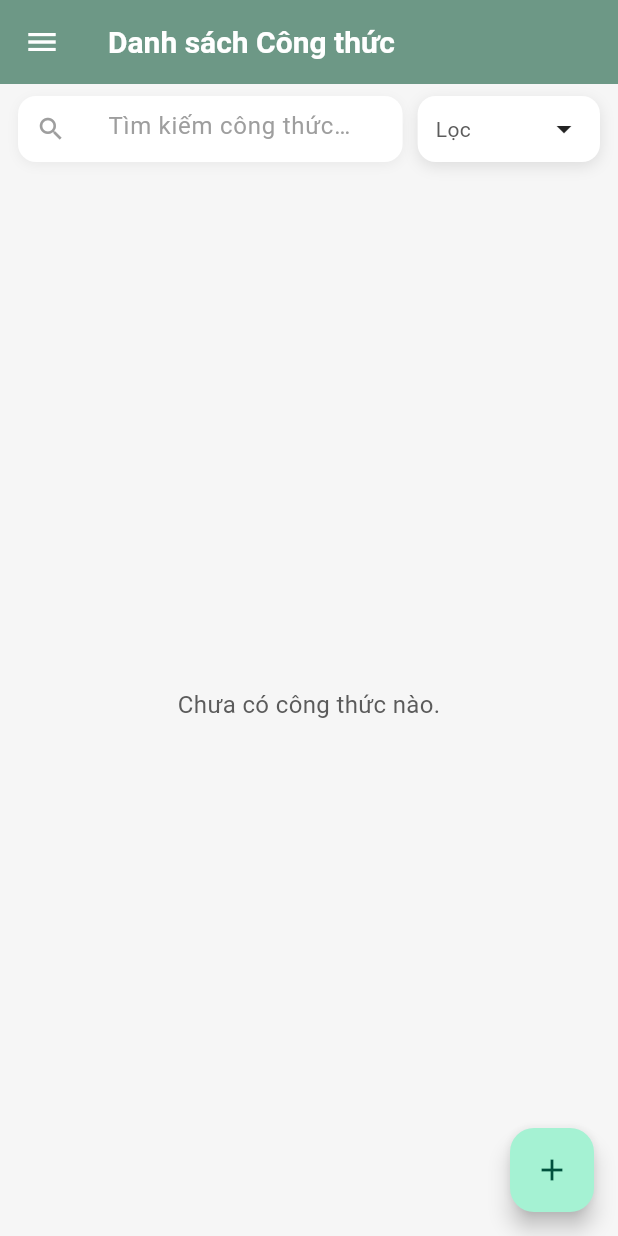
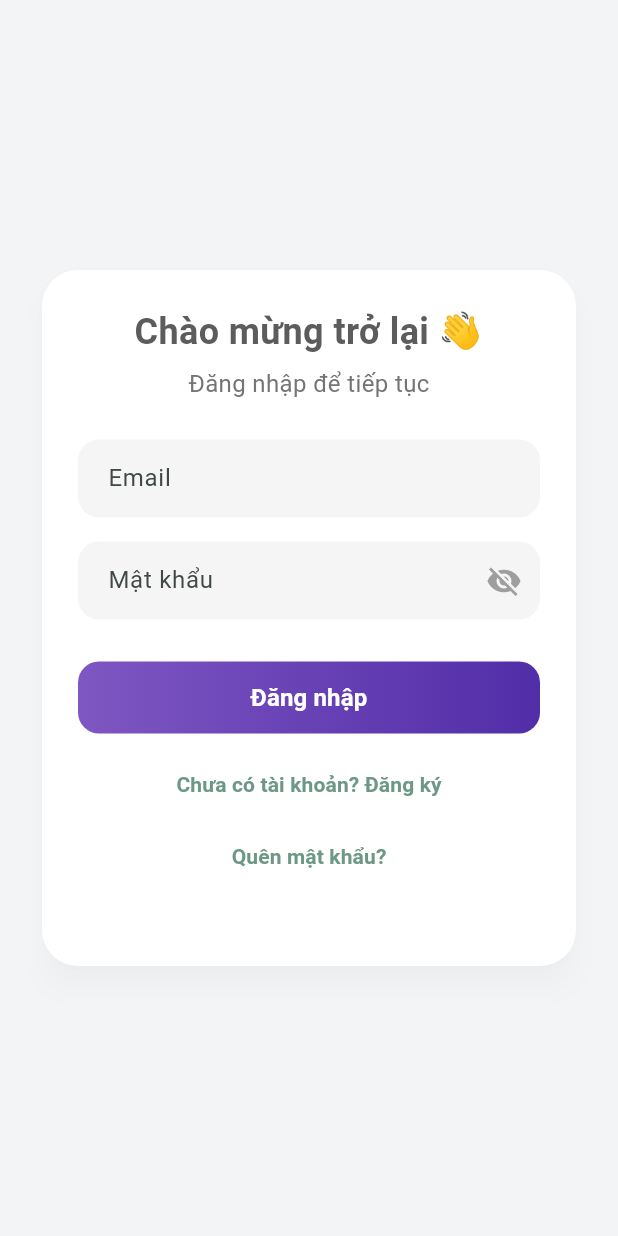
Before and after one commit to aleniox/cookbook, a Flutter app: the screen it shows after launch, on a phone screen of 412 x 824 dp. Run offline on Flutter 3.47's test engine with Material 3 defaults, Android fonts, the phone set to English and light mode, and no system bars; our stand-ins replace hive, hive_flutter, image_picker, shared_preferences, sqflite; accounts and stored records are empty.

Commit message:
**feat(main): switch to login screen and main app layout with Hive initialization**
This commit introduces a new login flow by replacing the initial home screen with `LoginScreen`, and initializes Hive with proper adapter registration and box setup. The app now starts with authentication, followed by navigation to the main app layout. Hive is configured to persist recipe data, ensuring data persistence across app launches.

```diff
--- a/lib/main.dart
+++ b/lib/main.dart
@@ -1,21 +1,23 @@
 import 'package:flutter/material.dart';
 import 'package:hive_flutter/hive_flutter.dart';
 
-import 'screens/recipe_list_screen.dart';
-import 'screens/shopping_list_screen.dart';
-import 'screens/preset_recipe_screen.dart'; // <-- Màn hình thư viện sẵn
+import 'screens/login_screen.dart';
+import 'screens/main_app_layout.dart';
 import 'models/recipe.dart';
+// import 'models/ingredient_item.dart';
 import 'theme/app_theme.dart';
 
-void main() async {
+Future<void> main() async {
   WidgetsFlutterBinding.ensureInitialized();
 
+  // Khởi tạo Hive
   await Hive.initFlutter();
-  await Hive.deleteBoxFromDisk('recipes');
 
+  // Đăng ký adapter
   Hive.registerAdapter(IngredientItemAdapter());
   Hive.registerAdapter(RecipeAdapter());
 
+  // Mở box lưu trữ công thức
   await Hive.openBox<Recipe>('recipes');
 
   runApp(const RecipeApp());
@@ -29,117 +31,9 @@ class RecipeApp extends StatelessWidget {
     return MaterialApp(
       title: 'Sách Nấu Ăn Flutter',
       theme: AppTheme.lightTheme,
-      home: const MainAppLayout(),
       debugShowCheckedModeBanner: false,
+      // Mở màn login trước, sau khi login sẽ push MainAppLayout
+      home: const LoginScreen(),
     );
   }
 }
-
-class MainAppLayout extends StatefulWidget {
-  const MainAppLayout({super.key});
-
-  @override
-  State<MainAppLayout> createState() => _MainAppLayoutState();
-}
-class _MainAppLayoutState extends State<MainAppLayout> {
-  int _selectedIndex = 0; // 0 = RecipeList, 1 = ShoppingList, 2 = PresetLibrary
-
-  final List<Recipe> _plannedRecipes = [];
-  final List<Recipe> _myRecipes = []; // danh sách công thức của bạn
-
-  late final List<Widget> _screens;
-
-  @override
-  void initState() {
-    super.initState();
-
-    _screens = [
-      RecipeListScreen(
-        initialRecipes: _myRecipes,
-        onPlanAdded: _addRecipeToPlan,
-      ),
-      ShoppingListScreen(recipes: _plannedRecipes),
-      PresetRecipeScreen(
-        onAddToRecipeList: _addRecipeFromPreset, // <- callback mới
-      ),
-    ];
-  }
-
-  // 🔹 Thêm món ăn từ Thư viện vào danh sách công thức
-  void _addRecipeFromPreset(Recipe recipe) {
-    if (!_myRecipes.contains(recipe)) {
-      setState(() {
-        _myRecipes.add(recipe);
-        _selectedIndex = 0; // tự động chuyển sang tab danh sách công thức
-      });
-    } else {
-      // Nếu đã có, vẫn chuyển tab
-      setState(() => _selectedIndex = 0);
-    }
-  }
-
-  void _addRecipeToPlan(Recipe recipe) {
-    if (!_plannedRecipes.contains(recipe)) {
-      setState(() => _plannedRecipes.add(recipe));
-    }
-  }
-
-  void _onItemTapped(int index) {
-    setState(() => _selectedIndex = index);
-    Navigator.of(context).maybePop(); // đóng drawer nếu đang mở
-  }
-
-  @override
-  Widget build(BuildContext context) {
-    final color = Theme.of(context).colorScheme.primary;
-
-    return Scaffold(
-      appBar: AppBar(
-        title: Text(
-          _selectedIndex == 0
-              ? 'Danh sách Công thức'
-              : _selectedIndex == 1
-                  ? 'Kế hoạch Mua sắm'
-                  : 'Thư viện Công thức',
-        ),
-      ),
-      drawer: Drawer(
-        child: ListView(
-          padding: EdgeInsets.zero,
-          children: [
-            DrawerHeader(
-              decoration: BoxDecoration(color: color),
-              child: const Text(
-                'Menu Nấu Ăn',
-                style: TextStyle(
-                  color: Colors.white,
-                  fontSize: 24,
-                  fontWeight: FontWeight.bold,
-                ),
-              ),
-            ),
-            ListTile(
-              leading: Icon(Icons.home, color: color),
-              title: const Text('Danh sách Công thức'),
-              selected: _selectedIndex == 0,
-              onTap: () => _onItemTapped(0),
-            ),
-            ListTile(
-              leading: Icon(Icons.shopping_cart, color: color),
-              title: const Text('Kế hoạch Mua sắm'),
-              selected: _selectedIndex == 1,
-              onTap: () => _onItemTapped(1),
-            ),
-            ListTile(
-              leading: Icon(Icons.book, color: color),
-              title: const Text('Thư viện Công thức'),
-              selected: _selectedIndex == 2,
-              onTap: () => _onItemTapped(2),
-            ),
-          ],
-        ),
-      ),
-      body: _screens[_selectedIndex],
-    );
-  }
-}
--- /dev/null
+++ b/lib/screens/login_screen.dart
@@ -0,0 +1,257 @@
+import 'package:flutter/material.dart';
+import 'package:shared_preferences/shared_preferences.dart';
+import 'main_app_layout.dart';
+
+class LoginScreen extends StatefulWidget {
+  const LoginScreen({super.key});
+
+  @override
+  State<LoginScreen> createState() => _LoginScreenState();
+}
+
+class _LoginScreenState extends State<LoginScreen> {
+  bool _isLogin = true;
+  bool _obscurePassword = true;
+
+  final _formKey = GlobalKey<FormState>();
+  final _emailController = TextEditingController();
+  final _passwordController = TextEditingController();
+
+  final Map<String, String> _users = {};
+
+  @override
+  void initState() {
+    super.initState();
+    _autoLogin();
+  }
+
+  // Tự đăng nhập nếu có dữ liệu đã lưu
+  Future<void> _autoLogin() async {
+    SharedPreferences prefs = await SharedPreferences.getInstance();
+    final savedEmail = prefs.getString("email");
+    final savedPassword = prefs.getString("password");
+
+    if (savedEmail != null && savedPassword != null) {
+      Navigator.pushReplacement(
+        context,
+        MaterialPageRoute(builder: (_) => const MainAppLayout()),
+      );
+    }
+  }
+
+  // Lưu tài khoản
+  Future<void> _saveAccount(String email, String password) async {
+    SharedPreferences prefs = await SharedPreferences.getInstance();
+    await prefs.setString("email", email);
+    await prefs.setString("password", password);
+  }
+
+  void _toggleForm() {
+    setState(() {
+      _isLogin = !_isLogin;
+      _formKey.currentState?.reset();
+      _emailController.clear();
+      _passwordController.clear();
+    });
+  }
+
+  void _submit() async {
+    if (!_formKey.currentState!.validate()) return;
+
+    final email = _emailController.text.trim();
+    final password = _passwordController.text.trim();
+
+    if (_isLogin) {
+      if (_users.containsKey(email) && _users[email] == password) {
+        // Lưu tài khoản sau khi đăng nhập thành công
+        await _saveAccount(email, password);
+
+        ScaffoldMessenger.of(
+          context,
+        ).showSnackBar(const SnackBar(content: Text("Đăng nhập thành công")));
+
+        Navigator.pushReplacement(
+          context,
+          MaterialPageRoute(builder: (_) => const MainAppLayout()),
+        );
+      } else {
+        ScaffoldMessenger.of(context).showSnackBar(
+          const SnackBar(content: Text("Sai email hoặc mật khẩu")),
+        );
+      }
+    } else {
+      if (_users.containsKey(email)) {
+        ScaffoldMessenger.of(
+          context,
+        ).showSnackBar(const SnackBar(content: Text("Email đã tồn tại")));
+      } else {
+        _users[email] = password;
+        ScaffoldMessenger.of(
+          context,
+        ).showSnackBar(const SnackBar(content: Text("Đăng ký thành công")));
+        _toggleForm();
+      }
+    }
+  }
+
+  void _forgotPassword() {
+    final email = _emailController.text.trim();
+    if (_users.containsKey(email)) {
+      _users[email] = "123456";
+      ScaffoldMessenger.of(context).showSnackBar(
+        const SnackBar(content: Text("Mật khẩu tạm thời: 123456")),
+      );
+    } else {
+      ScaffoldMessenger.of(
+        context,
+      ).showSnackBar(const SnackBar(content: Text("Email chưa đăng ký")));
+    }
+  }
+
+  // ------------------- UI -------------------
+  @override
+  Widget build(BuildContext context) {
+    return Scaffold(
+      backgroundColor: const Color(0xfff3f4f6),
+      body: Center(
+        child: Container(
+          width: 380,
+          height: 480,
+          child: Card(
+            elevation: 8,
+            shadowColor: Colors.black12,
+            shape: RoundedRectangleBorder(
+              borderRadius: BorderRadius.circular(24),
+            ),
+            child: Padding(
+              padding: const EdgeInsets.all(24),
+              child: SingleChildScrollView(child: _buildForm()),
+            ),
+          ),
+        ),
+      ),
+    );
+  }
+
+  Widget _buildForm() {
+    return Form(
+      key: _formKey,
+      child: Column(
+        children: [
+          Text(
+            _isLogin ? "Chào mừng trở lại 👋" : "Tạo tài khoản mới",
+            style: const TextStyle(fontSize: 24, fontWeight: FontWeight.bold),
+          ),
+
+          const SizedBox(height: 6),
+
+          Text(
+            _isLogin ? "Đăng nhập để tiếp tục" : "Chỉ mất vài bước đơn giản",
+            style: TextStyle(color: Colors.grey[600]),
+          ),
+
+          const SizedBox(height: 26),
+
+          // Email
+          TextFormField(
+            controller: _emailController,
+            textInputAction:
+                TextInputAction.next, // ⬅ nhấn Enter sẽ chuyển focus
+            onFieldSubmitted: (_) {
+              FocusScope.of(context).nextFocus(); // ⬅ chuyển xuống mật khẩu
+            },
+            decoration: _inputStyle("Email"),
+            validator: (v) =>
+                v == null || !v.contains("@") ? "Email không hợp lệ" : null,
+          ),
+
+          const SizedBox(height: 16),
+
+          // Password + Eye Button
+          TextFormField(
+            controller: _passwordController,
+            obscureText: _obscurePassword,
+            textInputAction: TextInputAction.done, // ⬅ Enter = hoàn tất
+            onFieldSubmitted: (_) => _submit(), // ⬅ Enter để đăng nhập
+            decoration: _inputStyle("Mật khẩu").copyWith(
+              suffixIcon: IconButton(
+                icon: Icon(
+                  _obscurePassword ? Icons.visibility_off : Icons.visibility,
+                  color: Colors.grey,
+                ),
+                onPressed: () {
+                  setState(() => _obscurePassword = !_obscurePassword);
+                },
+              ),
+            ),
+            validator: (v) =>
+                v == null || v.length < 6 ? "Mật khẩu tối thiểu 6 ký tự" : null,
+          ),
+
+          const SizedBox(height: 28),
+
+          // BUTTON
+          SizedBox(
+            width: double.infinity,
+            height: 48,
+            child: DecoratedBox(
+              decoration: BoxDecoration(
+                gradient: LinearGradient(
+                  colors: [
+                    Colors.deepPurple.shade400,
+                    Colors.deepPurple.shade700,
+                  ],
+                ),
+                borderRadius: BorderRadius.circular(14),
+              ),
+              child: ElevatedButton(
+                onPressed: _submit,
+                style: ElevatedButton.styleFrom(
+                  shadowColor: Colors.transparent,
+                  backgroundColor: Colors.transparent,
+                  shape: RoundedRectangleBorder(
+                    borderRadius: BorderRadius.circular(14),
+                  ),
+                ),
+                child: Text(
+                  _isLogin ? "Đăng nhập" : "Đăng ký",
+                  style: const TextStyle(fontSize: 16),
+                ),
+              ),
+            ),
+          ),
+
+          const SizedBox(height: 10),
+
+          TextButton(
+            onPressed: _toggleForm,
+            child: Text(
+              _isLogin
+                  ? "Chưa có tài khoản? Đăng ký"
+                  : "Đã có tài khoản? Đăng nhập",
+            ),
+          ),
+
+          if (_isLogin)
+            TextButton(
+              onPressed: _forgotPassword,
+              child: const Text("Quên mật khẩu?"),
+            ),
+        ],
+      ),
+    );
+  }
+
+  InputDecoration _inputStyle(String label) {
+    return InputDecoration(
+      labelText: label,
+      filled: true,
+      fillColor: Colors.grey[100],
+      contentPadding: const EdgeInsets.symmetric(horizontal: 16, vertical: 14),
+      border: OutlineInputBorder(
+        borderRadius: BorderRadius.circular(14),
+        borderSide: BorderSide.none,
+      ),
+    );
+  }
+}
--- a/pubspec.yaml
+++ b/pubspec.yaml
@@ -39,6 +39,10 @@ dependencies:
   path_provider: ^2.1.2
   image_picker: ^0.8.7+5
   sqflite: ^2.3.0
+  shared_preferences: ^2.2.2
+  # firebase_core: ^4.2.1
+  # firebase_auth: ^6.1.2
+  # google_sign_in: ^7.2.0
 
 dev_dependencies:
   flutter_test:
```
Also changed, not shown: lib/screens/main_app_layout.dart (added, +115 -0 lines), pubspec.lock.
